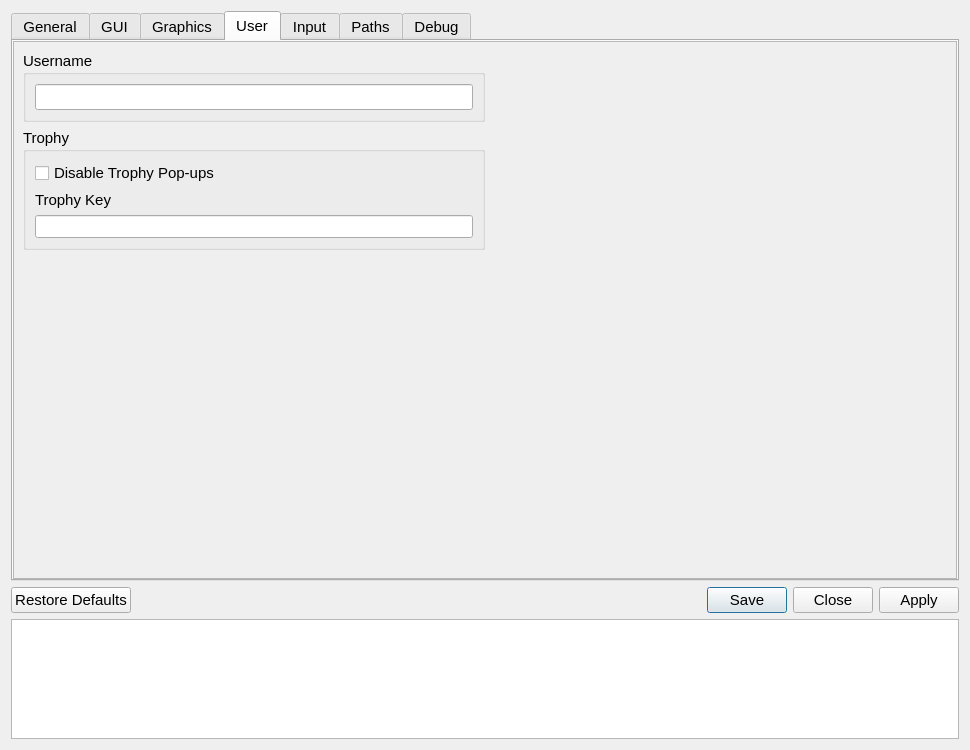
Old version of the form src/qt_gui/settings_dialog.ui in the repository shadps4-emu/shadPS4.
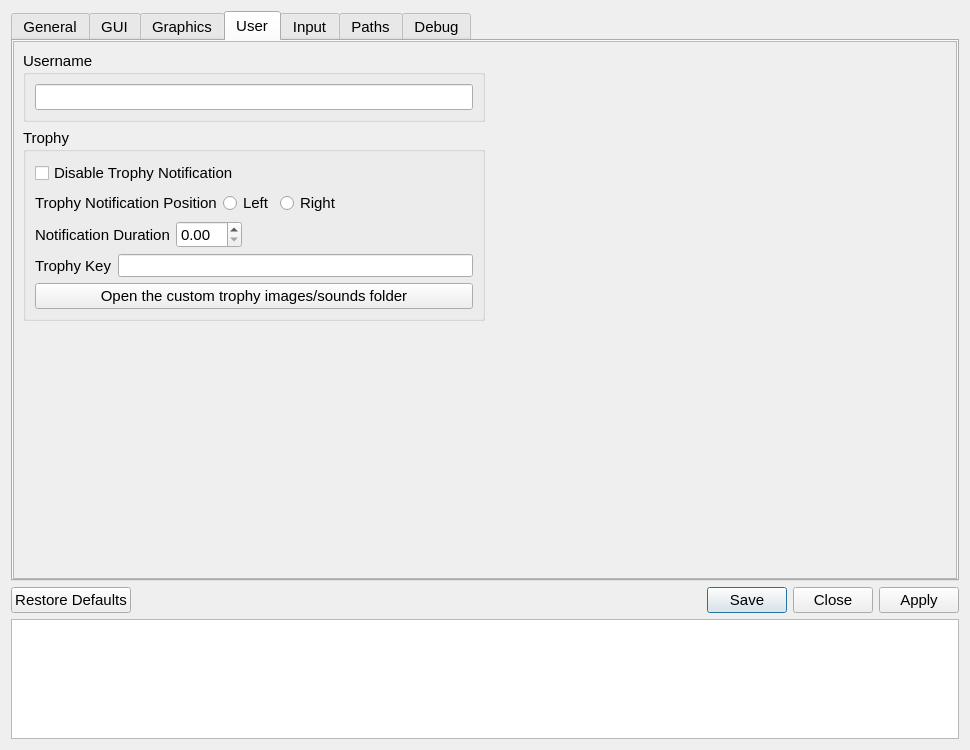
New version of the form. The open tabs and pages were chosen to show the change. Icons and pictures are not drawn.

Commit message: Custom Trophy images / sound | and improvements (#2539)

Diff of the .ui file:
```diff
--- a/src/qt_gui/settings_dialog.ui
+++ b/src/qt_gui/settings_dialog.ui
@@ -1198,8 +1198,8 @@
         <rect>
          <x>0</x>
          <y>0</y>
-         <width>234</width>
-         <height>292</height>
+         <width>946</width>
+         <height>545</height>
         </rect>
        </property>
        <layout class="QVBoxLayout" name="userTabVLayout" stretch="0,0,1">
@@ -1264,10 +1264,92 @@
                <item>
                 <widget class="QCheckBox" name="disableTrophycheckBox">
                  <property name="text">
-                  <string>Disable Trophy Pop-ups</string>
+                  <string>Disable Trophy Notification</string>
                  </property>
                 </widget>
                </item>
+               <item>
+                <layout class="QHBoxLayout" name="horizontalLayout_SidePopUps">
+                 <property name="bottomMargin">
+                  <number>0</number>
+                 </property>
+                 <item>
+                  <widget class="QLabel" name="label_SidePopUps">
+                   <property name="sizePolicy">
+                    <sizepolicy hsizetype="Maximum" vsizetype="Preferred">
+                     <horstretch>0</horstretch>
+                     <verstretch>0</verstretch>
+                    </sizepolicy>
+                   </property>
+                   <property name="text">
+                    <string>Trophy Notification Position</string>
+                   </property>
+                  </widget>
+                 </item>
+                 <item>
+                  <widget class="QRadioButton" name="radioButton_Left">
+                   <property name="text">
+                    <string>Left</string>
+                   </property>
+                  </widget>
+                 </item>
+                 <item>
+                  <widget class="QRadioButton" name="radioButton_Right">
+                   <property name="sizePolicy">
+                    <sizepolicy hsizetype="Expanding" vsizetype="Fixed">
+                     <horstretch>0</horstretch>
+                     <verstretch>0</verstretch>
+                    </sizepolicy>
+                   </property>
+                   <property name="text">
+                    <string>Right</string>
+                   </property>
+                  </widget>
+                 </item>
+                </layout>
+               </item>
+               <item>
+                <layout class="QHBoxLayout" name="horizontalLayout_PopUpsDuration">
+                 <property name="bottomMargin">
+                  <number>0</number>
+                 </property>
+                 <item>
+                  <widget class="QLabel" name="label_PopUpDuration">
+                   <property name="sizePolicy">
+                    <sizepolicy hsizetype="Maximum" vsizetype="Preferred">
+                     <horstretch>0</horstretch>
+                     <verstretch>0</verstretch>
+                    </sizepolicy>
+                   </property>
+                   <property name="text">
+                    <string>Notification Duration</string>
+                   </property>
+                  </widget>
+                 </item>
+                 <item>
+                  <widget class="QDoubleSpinBox" name="popUpDurationSpinBox">
+                  </widget>
+                 </item>
+                 <item>
+                  <spacer name="horizontalSpacer_4">
+                   <property name="orientation">
+                    <enum>Qt::Orientation::Horizontal</enum>
+                   </property>
+                   <property name="sizeHint" stdset="0">
+                    <size>
+                     <width>40</width>
+                     <height>20</height>
+                    </size>
+                   </property>
+                  </spacer>
+                 </item>
+                </layout>
+               </item>
+               <item>
+                <layout class="QHBoxLayout" name="horizontalLayout_trophyKey">
+                 <property name="bottomMargin">
+                  <number>0</number>
+                 </property>
                <item>
                 <widget class="QLabel" name="label_Trophy">
                  <property name="text">
@@ -1292,6 +1374,15 @@
                 </widget>
                </item>
               </layout>
+               </item>
+               <item>
+                <widget class="QPushButton" name="OpenCustomTrophyLocationButton">
+                 <property name="text">
+                  <string>Open the custom trophy images/sounds folder</string>
+                 </property>
+                </widget>
+               </item>
+              </layout>
              </widget>
             </item>
             <item>
```
Left out of the diff: 24 changed lines with no effect on the pictures. Lines whose indentation alone changed are shown as unchanged. The commit also changes 14 other files.
